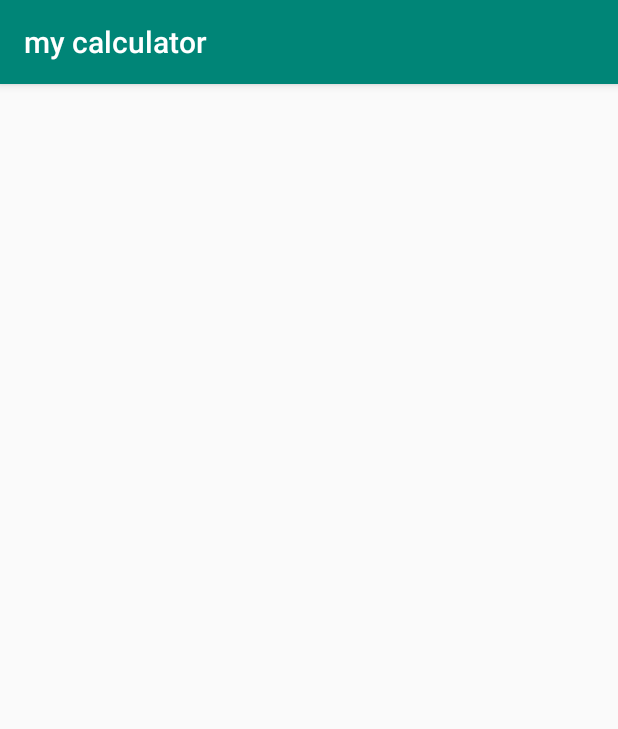
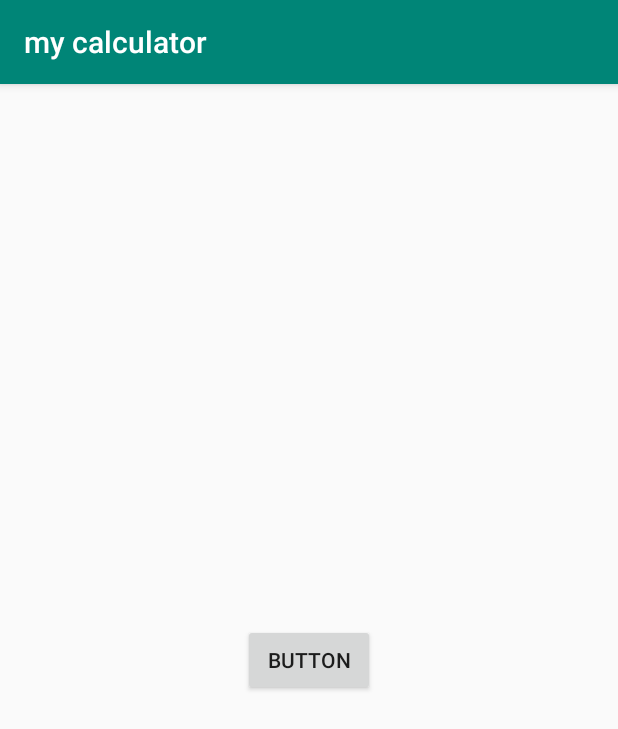
Before and after one commit to shivji71/mycalculator, an Android app: the screen it shows after launch (MainActivity), on a phone screen of 412 x 824 dp. Shown: the top 729 px of the screen. Run offline under Robolectric (Android 15) with nearby library versions, the phone set to English and light mode, and no system bars.

Commit message:
add toast in action listner

```diff
--- a/app/src/main/java/sharma/shiv/mycalculator/MainActivity.java
+++ b/app/src/main/java/sharma/shiv/mycalculator/MainActivity.java
@@ -2,12 +2,31 @@ package sharma.shiv.mycalculator;
 
 import android.support.v7.app.AppCompatActivity;
 import android.os.Bundle;
+import android.view.View;
+import android.widget.Button;
+import android.widget.Toast;
 
 public class MainActivity extends AppCompatActivity {
+
+    Button button;
 
     @Override
     protected void onCreate(Bundle savedInstanceState) {
         super.onCreate(savedInstanceState);
         setContentView(R.layout.activity_main);
+
+        button = findViewById(R.id.button);
+
+        button.setOnClickListener(new View.OnClickListener() {
+
+            @Override
+            public void onClick(View v) {
+                Toast.makeText(MainActivity.this,
+                        "hello alok pandey", Toast.LENGTH_SHORT).show();
+
+            }
+        });
+
+
     }
 }
--- a/app/src/main/res/layout/activity_main.xml
+++ b/app/src/main/res/layout/activity_main.xml
@@ -6,4 +6,17 @@
     android:layout_height="match_parent"
     tools:context=".MainActivity">
 
+    <Button
+        android:id="@+id/button"
+        android:layout_width="wrap_content"
+        android:layout_height="wrap_content"
+        android:layout_marginStart="191dp"
+        android:layout_marginTop="8dp"
+        android:layout_marginEnd="191dp"
+        android:layout_marginBottom="8dp"
+        android:text="Button"
+        app:layout_constraintBottom_toBottomOf="parent"
+        app:layout_constraintEnd_toEndOf="parent"
+        app:layout_constraintStart_toStartOf="parent"
+        app:layout_constraintTop_toTopOf="parent" />
 </android.support.constraint.ConstraintLayout>
```
